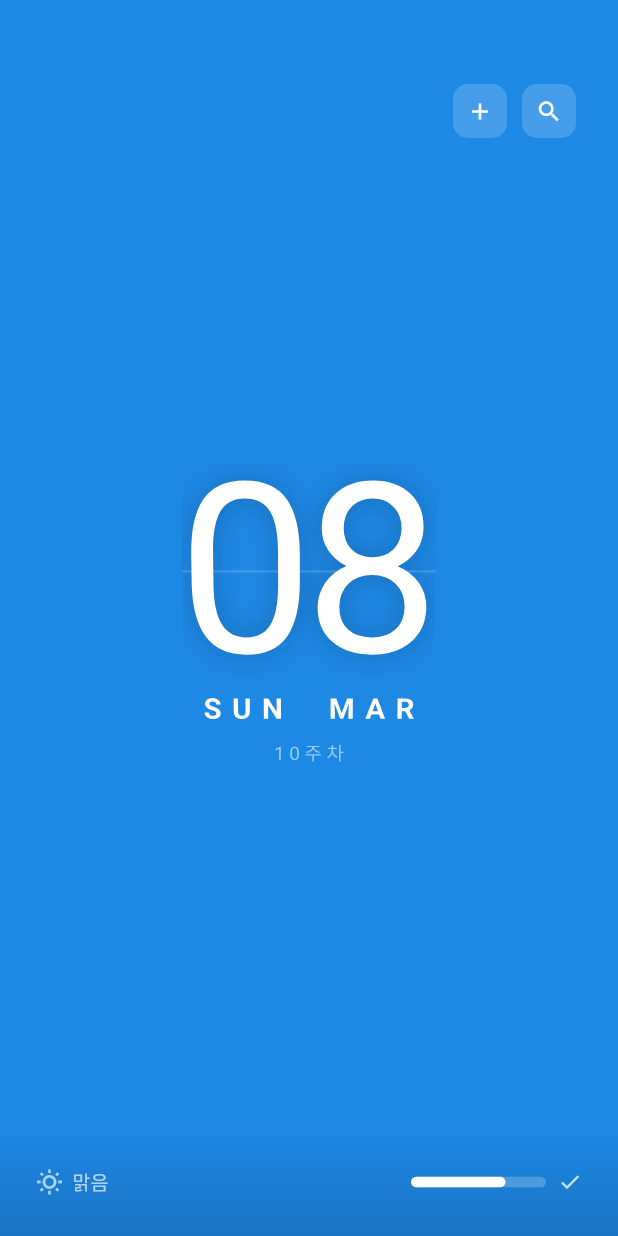
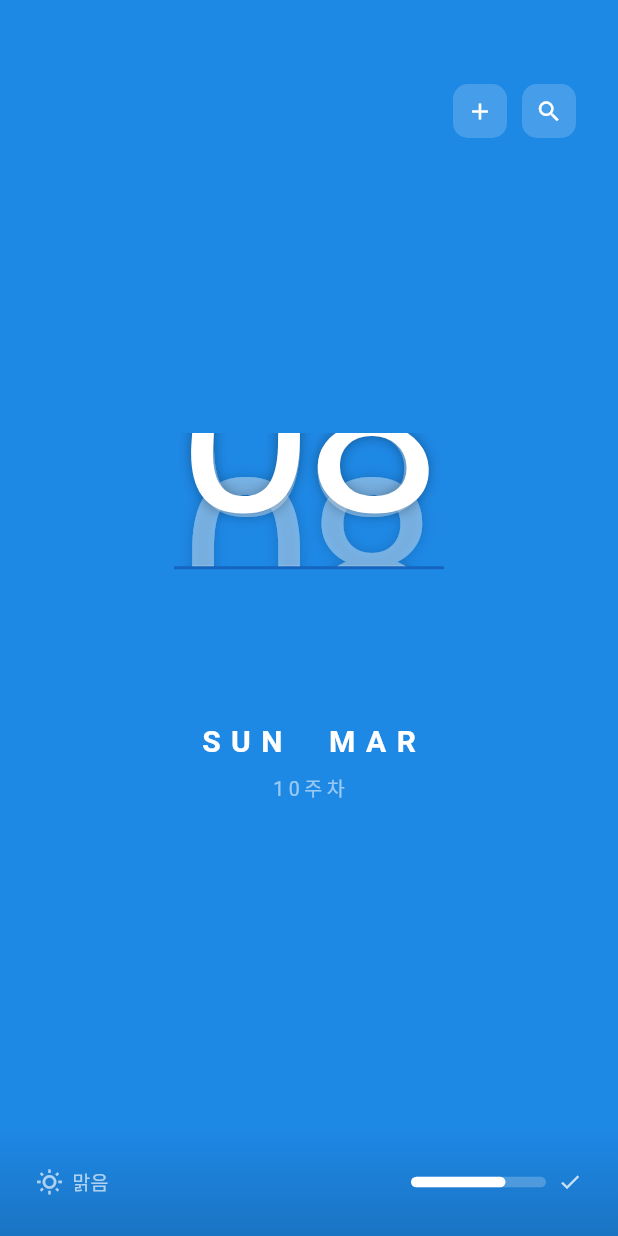
Before and after one commit to mini-05/simple_calendar, a Flutter app: the first screen one second after launch, on a phone screen of 412 x 824 dp. Run offline on Flutter 3.47's test engine with Material 3 defaults, Android fonts, the light colour scheme and no system bars; our stand-ins replace file_picker, flutter_local_notifications, flutter_riverpod, flutter_secure_storage, flutter_timezone, freezed_annotation and 5 more; missing offline and left inert: home_widget, lunar, screen_protector; Roboto replaces fonts that are missing (BebasNeue, CourierPrime).

Commit message:
v4.5.0_test(1)

```diff
--- a/lib/ui/splash_screen.dart
+++ b/lib/ui/splash_screen.dart
@@ -1,8 +1,7 @@
-// v4.4.2
-// gemini_splash_screen.dart
+// v4.5.0
 // lib/ui/splash_screen.dart
 // ignore_for_file: curly_braces_in_flow_control_structures
-// [v4.4.0] 앱 스플래시 화면 4종 애니메이션 완벽 구현 (Claude 리뷰 반영 픽스)
+// [v4.5.0] FlipSplash 리얼 플립 시계 애니메이션 적용 완료
 
 import 'dart:math' as math;
 import 'dart:ui' as ui;
@@ -11,7 +10,6 @@ import 'package:flutter/material.dart';
 import 'package:flutter_riverpod/flutter_riverpod.dart';
 import '../models/models.dart';
 import '../providers/providers.dart';
-// 💡 미사용 import '../theme/app_theme.dart'; 제거 완료
 import 'calendar_screen.dart';
 
 // ── ISO 8601 주차 계산 ────────────────────────────────────────────
@@ -36,7 +34,7 @@ const _monthLabels = [
   'SEP',
   'OCT',
   'NOV',
-  'DEC'
+  'DEC',
 ];
 String _weekday(DateTime d) => _weekdayLabels[d.weekday - 1];
 String _month(DateTime d) => _monthLabels[d.month - 1];
@@ -63,7 +61,6 @@ class _SplashScreenState extends ConsumerState<SplashScreen> {
     if (showSplash) {
       Future.delayed(_splashDuration, _goToCalendar);
     } else {
-      // [v4.4.2] 스플래시 OFF: 다음 프레임에서 즉시 이동
       WidgetsBinding.instance.addPostFrameCallback((_) => _goToCalendar());
     }
   }
@@ -73,8 +70,8 @@ class _SplashScreenState extends ConsumerState<SplashScreen> {
     Navigator.of(context).pushReplacement(
       PageRouteBuilder(
         pageBuilder: (_, __, ___) => const CalendarScreen(),
-        transitionsBuilder: (_, anim, __, child) =>
-            FadeTransition(opacity: anim, child: child),
+        transitionsBuilder:
+            (_, anim, __, child) => FadeTransition(opacity: anim, child: child),
         transitionDuration: const Duration(milliseconds: 500),
       ),
     );
@@ -96,7 +93,7 @@ class _SplashScreenState extends ConsumerState<SplashScreen> {
 }
 
 // ════════════════════════════════════════════════════════════════
-// A · FlipSplash — 플립 시계 스타일
+// A · FlipSplash — 플립 시계 스타일 (리얼 플립 애니메이션 적용)
 // ════════════════════════════════════════════════════════════════
 
 class FlipSplash extends StatefulWidget {
@@ -116,9 +113,10 @@ class _FlipSplashState extends State<FlipSplash>
     super.initState();
     _ctrl = AnimationController(
       vsync: this,
-      duration: const Duration(milliseconds: 800),
-    )..repeat(reverse: true);
-    _flip = CurvedAnimation(parent: _ctrl, curve: Curves.easeInOutBack);
+      duration: const Duration(milliseconds: 1200),
+    );
+    _flip = CurvedAnimation(parent: _ctrl, curve: Curves.bounceOut);
+    _ctrl.forward();
   }
 
   @override
@@ -134,71 +132,28 @@ class _FlipSplashState extends State<FlipSplash>
 
     return Scaffold(
       backgroundColor: bg,
-      body: Stack(children: [
+      body: Stack(
+        children: [
           Positioned(
             top: 56,
             right: 28,
-          child: Row(children: [
+            child: Row(
+              children: [
                 _iconBtn(Icons.add),
                 const SizedBox(width: 10),
                 _iconBtn(Icons.search),
-          ]),
+              ],
+            ),
           ),
           Center(
-          child: AnimatedBuilder(
-            animation: _flip,
-            builder: (_, __) => Transform(
-              alignment: Alignment.center,
-              transform: Matrix4.identity()
-                ..setEntry(3, 2, 0.001)
-                ..rotateX((_flip.value - 0.5) * 0.4),
-              child: _dateColumn(now),
-            ),
-          ),
-        ),
-        Positioned(
-          bottom: 0,
-          left: 0,
-          right: 0,
-          child: _bottomBar(),
-        ),
-      ]),
-    );
-  }
-
-  Widget _iconBtn(IconData icon) => Container(
-        width: 36,
-        height: 36,
-        decoration: BoxDecoration(
-          color: Colors.white.withValues(alpha: .18),
-          borderRadius: BorderRadius.circular(10),
-        ),
-        child: Icon(icon, color: Colors.white, size: 18),
-      );
-
-  Widget _dateColumn(DateTime now) => Column(
+            child: Column(
               mainAxisSize: MainAxisSize.min,
               children: [
-          Stack(alignment: Alignment.center, children: [
-            Text(
-              now.day.toString().padLeft(2, '0'),
-              style: const TextStyle(
-                fontFamily: 'BebasNeue',
-                fontSize: 160,
-                color: Colors.white,
-                height: .9,
-                letterSpacing: -6,
-                shadows: [Shadow(blurRadius: 24, color: Color(0x33000000))],
+                _RealFlipClock(
+                  digit: now.day.toString().padLeft(2, '0'),
+                  animation: _flip,
                 ),
-            ),
-            Positioned(
-              left: -20,
-              right: -20,
-              child: Container(
-                  height: 1.5, color: Colors.white.withValues(alpha: .15)),
-            ),
-          ]),
-          const SizedBox(height: 8),
+                const SizedBox(height: 12),
                 Text(
                   '${_weekday(now)}  ${_month(now)}',
                   style: const TextStyle(
@@ -220,6 +175,22 @@ class _FlipSplashState extends State<FlipSplash>
                   ),
                 ),
               ],
+            ),
+          ),
+          Positioned(bottom: 0, left: 0, right: 0, child: _bottomBar()),
+        ],
+      ),
+    );
+  }
+
+  Widget _iconBtn(IconData icon) => Container(
+    width: 36,
+    height: 36,
+    decoration: BoxDecoration(
+      color: Colors.white.withValues(alpha: .18),
+      borderRadius: BorderRadius.circular(10),
+    ),
+    child: Icon(icon, color: Colors.white, size: 18),
   );
 
   Widget _bottomBar() => Container(
@@ -235,38 +206,152 @@ class _FlipSplashState extends State<FlipSplash>
     child: Row(
       mainAxisAlignment: MainAxisAlignment.spaceBetween,
       children: [
-            Row(children: [
-              Icon(Icons.wb_sunny_outlined,
-                  color: Colors.white.withValues(alpha: .65), size: 18),
+        Row(
+          children: [
+            Icon(
+              Icons.wb_sunny_outlined,
+              color: Colors.white.withValues(alpha: .65),
+              size: 18,
+            ),
             const SizedBox(width: 6),
-              Text('맑음',
+            Text(
+              '맑음',
               style: TextStyle(
                 color: Colors.white.withValues(alpha: .65),
-                      fontSize: 13)),
-            ]),
-            Row(children: [
+                fontSize: 13,
+              ),
+            ),
+          ],
+        ),
+        Row(
+          children: [
             Container(
               width: 90,
               height: 7,
               decoration: BoxDecoration(
                 color: Colors.white.withValues(alpha: .22),
-                    borderRadius: BorderRadius.circular(4)),
+                borderRadius: BorderRadius.circular(4),
+              ),
               child: FractionallySizedBox(
                 alignment: Alignment.centerLeft,
                 widthFactor: .7,
                 child: Container(
                   decoration: BoxDecoration(
                     color: Colors.white,
-                          borderRadius: BorderRadius.circular(4))),
+                    borderRadius: BorderRadius.circular(4),
+                  ),
+                ),
               ),
             ),
             const SizedBox(width: 8),
-              Icon(Icons.check,
-                  color: Colors.white.withValues(alpha: .75), size: 16),
-            ]),
+            Icon(
+              Icons.check,
+              color: Colors.white.withValues(alpha: .75),
+              size: 16,
+            ),
+          ],
+        ),
       ],
     ),
   );
+}
+
+class _RealFlipClock extends StatelessWidget {
+  final String digit;
+  final Animation<double> animation;
+
+  const _RealFlipClock({required this.digit, required this.animation});
+
+  @override
+  Widget build(BuildContext context) {
+    return AnimatedBuilder(
+      animation: animation,
+      builder: (context, child) {
+        final val = animation.value;
+        final upperFold = (val < 0.5) ? val * 2 : 1.0;
+        final lowerFold = (val > 0.5) ? (1.0 - val) * 2 : 1.0;
+
+        return SizedBox(
+          width: 180,
+          height: 180,
+          child: Stack(
+            children: [
+              _buildHalfDigit(digit, isTop: true, isBackground: true),
+              _buildHalfDigit(digit, isTop: false, isBackground: true),
+
+              if (val <= 0.5)
+                Transform(
+                  alignment: Alignment.bottomCenter,
+                  transform:
+                      Matrix4.identity()
+                        ..setEntry(3, 2, 0.002)
+                        ..rotateX(math.pi / 2 * upperFold),
+                  child: _buildHalfDigit(digit, isTop: true),
+                ),
+
+              if (val > 0.5)
+                Transform(
+                  alignment: Alignment.topCenter,
+                  transform:
+                      Matrix4.identity()
+                        ..setEntry(3, 2, 0.002)
+                        ..rotateX(-math.pi / 2 * lowerFold),
+                  child: _buildHalfDigit(digit, isTop: false),
+                ),
+
+              Align(
+                alignment: Alignment.center,
+                child: Container(
+                  height: 2,
+                  width: double.infinity,
+                  color: const Color(0xFF1565C0),
+                ),
+              ),
+            ],
+          ),
+        );
+      },
+    );
+  }
+
+  Widget _buildHalfDigit(
+    String text, {
+    required bool isTop,
+    bool isBackground = false,
+  }) {
+    return ClipRect(
+      child: Align(
+        alignment: isTop ? Alignment.topCenter : Alignment.bottomCenter,
+        heightFactor: 0.5,
+        child: Container(
+          width: 180,
+          height: 180,
+          alignment: Alignment.center,
+          decoration: BoxDecoration(
+            color:
+                isBackground
+                    ? Colors.transparent
+                    : const Color(0xFF1E88E5).withValues(alpha: 0.2),
+            borderRadius: BorderRadius.circular(16),
+          ),
+          child: Text(
+            text,
+            style: TextStyle(
+              fontFamily: 'BebasNeue',
+              fontSize: 160,
+              color:
+                  isBackground
+                      ? Colors.white.withValues(alpha: 0.5)
+                      : Colors.white,
+              height: 1.0,
+              letterSpacing: -6,
+              shadows: const [Shadow(blurRadius: 10, color: Color(0x33000000))],
+            ),
+          ),
+        ),
+      ),
+    );
+  }
 }
 
 // ════════════════════════════════════════════════════════════════
@@ -312,7 +397,8 @@ class _CircleSplashState extends State<CircleSplash>
 
     return Scaffold(
       backgroundColor: const Color(0xFF020208),
-      body: Stack(children: [
+      body: Stack(
+        children: [
           ImageFiltered(
             imageFilter: _noBlurOnWeb(),
             child: AnimatedBuilder(
@@ -338,7 +424,9 @@ class _CircleSplashState extends State<CircleSplash>
                   color: Colors.white.withValues(alpha: .08),
                   borderRadius: BorderRadius.circular(40),
                   border: Border.all(
-                    color: Colors.white.withValues(alpha: .18), width: 1),
+                    color: Colors.white.withValues(alpha: .18),
+                    width: 1,
+                  ),
                 ),
               ),
             ),
@@ -350,7 +438,8 @@ class _CircleSplashState extends State<CircleSplash>
               child: _dateColumn(now),
             ),
           ),
-      ]),
+        ],
+      ),
     );
   }
 
@@ -405,35 +494,40 @@ class _LiquidGradientPainter extends CustomPainter {
         .28 + .1 * math.cos(t * math.pi * 2.3),
         const Color(0xFFFF0080),
         .85,
-          size.width * .38),
+        size.width * .38,
+      ),
       _node(
         size,
         .72 - .1 * math.cos(t * math.pi * 1.7),
         .62 + .12 * math.sin(t * math.pi * 1.5),
         const Color(0xFF00C8FF),
         .85,
-          size.width * .45),
+        size.width * .45,
+      ),
       _node(
         size,
         .42 + .08 * math.sin(t * math.pi * 2.8),
         .78 - .1 * math.cos(t * math.pi * 2.1),
         const Color(0xFF6400FF),
         .85,
-          size.width * .38),
+        size.width * .38,
+      ),
       _node(
         size,
         .78 - .09 * math.cos(t * math.pi * 1.9),
         .22 + .08 * math.sin(t * math.pi * 2.5),
         const Color(0xFFFFC800),
         .55,
-          size.width * .30),
+        size.width * .30,
+      ),
       _node(
         size,
         .55 + .06 * math.sin(t * math.pi * 3.1),
         .50 - .07 * math.cos(t * math.pi * 2.7),
         const Color(0xFF00FF96),
         .4,
-          size.width * .28),
+        size.width * .28,
+      ),
     ];
 
     for (final n in nodes) {
@@ -442,13 +536,20 @@ class _LiquidGradientPainter extends CustomPainter {
   }
 
   (Offset, double, Shader) _node(
-      Size s, double fx, double fy, Color c, double opacity, double radius) {
+    Size s,
+    double fx,
+    double fy,
+    Color c,
+    double opacity,
+    double radius,
+  ) {
     final center = Offset(s.width * fx, s.height * fy);
     return (
       center,
       radius,
-      RadialGradient(colors: [c.withValues(alpha: opacity), Colors.transparent])
-          .createShader(Rect.fromCircle(center: center, radius: radius)),
+      RadialGradient(
+        colors: [c.withValues(alpha: opacity), Colors.transparent],
+      ).createShader(Rect.fromCircle(center: center, radius: radius)),
     );
   }
 
@@ -480,11 +581,14 @@ class _ClassicSplashState extends State<ClassicSplash>
   @override
   void initState() {
     super.initState();
-    _ctrls = _specs
-        .map((s) => AnimationController(
+    _ctrls =
+        _specs
+            .map(
+              (s) => AnimationController(
                 vsync: this,
                 duration: Duration(milliseconds: s.$1),
-            )..repeat())
+              )..repeat(),
+            )
             .toList();
   }
 
@@ -511,14 +615,16 @@ class _ClassicSplashState extends State<ClassicSplash>
 
     return Scaffold(
       backgroundColor: const Color(0xFF0E0F1A),
-      body: Stack(children: [
+      body: Stack(
+        children: [
           ...List.generate(4, (i) {
             final (dia, color, stroke) = ringDefs[i];
             final reverse = _specs[i].$2;
             return AnimatedBuilder(
               animation: _ctrls[i],
               builder: (_, __) {
-              final angle = (reverse ? -1 : 1) * _ctrls[i].value * 2 * math.pi;
+                final angle =
+                    (reverse ? -1 : 1) * _ctrls[i].value * 2 * math.pi;
                 return Positioned(
                   left: cx - dia / 2,
                   top: cy - dia / 2,
@@ -526,7 +632,8 @@ class _ClassicSplashState extends State<ClassicSplash>
                     angle: angle,
                     child: CustomPaint(
                       size: Size(dia, dia),
-                      painter: _ArcPainter(color, stroke)),
+                      painter: _ArcPainter(color, stroke),
+                    ),
                   ),
                 );
               },
@@ -538,20 +645,24 @@ class _ClassicSplashState extends State<ClassicSplash>
               child: BackdropFilter(
                 filter: ui.ImageFilter.blur(sigmaX: 8, sigmaY: 8),
                 child: Container(
-                padding:
-                    const EdgeInsets.symmetric(horizontal: 52, vertical: 28),
+                  padding: const EdgeInsets.symmetric(
+                    horizontal: 52,
+                    vertical: 28,
+                  ),
                   decoration: BoxDecoration(
                     color: Colors.black.withValues(alpha: .55),
                     borderRadius: BorderRadius.circular(24),
-                  border:
-                      Border.all(color: Colors.white.withValues(alpha: .08)),
+                    border: Border.all(
+                      color: Colors.white.withValues(alpha: .08),
+                    ),
                   ),
                   child: _dateColumn(now),
                 ),
               ),
             ),
           ),
-      ]),
+        ],
+      ),
     );
   }
 
@@ -668,15 +779,18 @@ class _AstronomicalSplashState extends State<AstronomicalSplash>
       AnimationController(vsync: this, duration: const Duration(seconds: 22))
         ..repeat(),
     ];
-    _nebCtrl =
-        AnimationController(vsync: this, duration: const Duration(seconds: 14))
-          ..repeat(reverse: true);
+    _nebCtrl = AnimationController(
+      vsync: this,
+      duration: const Duration(seconds: 14),
+    )..repeat(reverse: true);
     _pulseCtrl = AnimationController(
-        vsync: this, duration: const Duration(milliseconds: 3500))
-      ..repeat(reverse: true);
-    _starCtrl =
-        AnimationController(vsync: this, duration: const Duration(seconds: 3))
-          ..repeat();
+      vsync: this,
+      duration: const Duration(milliseconds: 3500),
+    )..repeat(reverse: true);
+    _starCtrl = AnimationController(
+      vsync: this,
+      duration: const Duration(seconds: 3),
+    )..repeat();
   }
 
   @override
@@ -700,22 +814,29 @@ class _AstronomicalSplashState extends State<AstronomicalSplash>
     const ringColors = [
       Color(0xFFFA233B),
       Color(0xFFFFB74D),
-      Color(0xFF2196F3)
+      Color(0xFF2196F3),
     ];
     const ringReverse = [false, true, false];
 
     return Scaffold(
       backgroundColor: const Color(0xFF050510),
-      body: Stack(children: [
+      body: Stack(
+        children: [
           AnimatedBuilder(
             animation: _nebCtrl,
-          builder: (_, __) =>
-              CustomPaint(size: size, painter: _NebulaPainter(_nebCtrl.value)),
+            builder:
+                (_, __) => CustomPaint(
+                  size: size,
+                  painter: _NebulaPainter(_nebCtrl.value),
+                ),
           ),
           AnimatedBuilder(
             animation: _starCtrl,
-          builder: (_, __) => CustomPaint(
-              size: size, painter: _StarsPainter(_stars, _starCtrl.value)),
+            builder:
+                (_, __) => CustomPaint(
+                  size: size,
+                  painter: _StarsPainter(_stars, _starCtrl.value),
+                ),
           ),
           ...List.generate(3, (i) {
             final dia = ringDias[i],
@@ -724,14 +845,17 @@ class _AstronomicalSplashState extends State<AstronomicalSplash>
             return AnimatedBuilder(
               animation: _rings[i],
               builder: (_, __) {
-              final angle = (reverse ? -1 : 1) * _rings[i].value * 2 * math.pi;
+                final angle =
+                    (reverse ? -1 : 1) * _rings[i].value * 2 * math.pi;
                 return Positioned(
                   left: cx - dia / 2,
                   top: cy - dia / 2,
                   child: Transform.rotate(
                     angle: angle,
                     child: CustomPaint(
-                      size: Size(dia, dia), painter: _GlowRingPainter(color)),
+                      size: Size(dia, dia),
+                      painter: _GlowRingPainter(color),
+                    ),
                   ),
                 );
               },
@@ -744,7 +868,8 @@ class _AstronomicalSplashState extends State<AstronomicalSplash>
               child: _dateColumn(now),
             ),
           ),
-      ]),
+        ],
+      ),
     );
   }
 
@@ -761,7 +886,7 @@ class _AstronomicalSplashState extends State<AstronomicalSplash>
           letterSpacing: -4,
           shadows: [
             Shadow(blurRadius: 40, color: Color(0x99FA233B)),
-                Shadow(blurRadius: 10, color: Color(0x44FA233B))
+            Shadow(blurRadius: 10, color: Color(0x44FA233B)),
           ],
         ),
       ),
@@ -777,7 +902,8 @@ class _AstronomicalSplashState extends State<AstronomicalSplash>
           shadows: [
             Shadow(
               blurRadius: 8,
-                    color: const Color(0xFFFA233B).withValues(alpha: .3))
+              color: const Color(0xFFFA233B).withValues(alpha: .3),
+            ),
           ],
         ),
       ),
@@ -803,13 +929,17 @@ class _NebulaPainter extends CustomPainter {
   void paint(Canvas canvas, Size size) {
     void ellipse(double fx, double fy, double rx, double ry, Color c) {
       final center = Offset(size.width * fx, size.height * fy);
-      final rect =
-          Rect.fromCenter(center: center, width: rx * 2, height: ry * 2);
+      final rect = Rect.fromCenter(
+        center: center,
+        width: rx * 2,
+        height: ry * 2,
+      );
       canvas.drawOval(
         rect,
         Paint()
-          ..shader = RadialGradient(colors: [c, Colors.transparent])
-              .createShader(rect),
+          ..shader = RadialGradient(
+            colors: [c, Colors.transparent],
+          ).createShader(rect),
       );
     }
 
@@ -819,12 +949,27 @@ class _NebulaPainter extends CustomPainter {
     canvas.scale(scale);
     canvas.translate(-size.width / 2, -size.height / 2);
 
-    ellipse(.30, .25, size.width * .55, size.height * .5,
-        const Color(0xFFFA233B).withValues(alpha: .13));
-    ellipse(.70, .70, size.width * .55, size.height * .5,
-        const Color(0xFF2196F3).withValues(alpha: .10));
-    ellipse(.50, .50, size.width * .5, size.height * .5,
-        const Color(0xFFFFB74D).withValues(alpha: .07));
+    ellipse(
+      .30,
+      .25,
+      size.width * .55,
+      size.height * .5,
+      const Color(0xFFFA233B).withValues(alpha: .13),
+    );
+    ellipse(
+      .70,
+      .70,
+      size.width * .55,
+      size.height * .5,
+      const Color(0xFF2196F3).withValues(alpha: .10),
+    );
+    ellipse(
+      .50,
+      .50,
+      size.width * .5,
+      size.height * .5,
+      const Color(0xFFFFB74D).withValues(alpha: .07),
+    );
     canvas.restore();
   }
 
@@ -870,14 +1015,14 @@ class _GlowRingPainter extends CustomPainter {
 
 class _StarData {
   final double x, y, size, phaseOffset;
-  _StarData(
-      {required this.x,
+  _StarData({
+    required this.x,
     required this.y,
     required this.size,
-      required this.phaseOffset});
+    required this.phaseOffset,
+  });
 }
 
-// 💡 [버그수정 1] Claude가 누락시켰던 별 그리기 화가(Painter)를 최상위 레벨에 완벽하게 선언
 class _StarsPainter extends CustomPainter {
   final List<_StarData> stars;
   final double t;
@@ -890,7 +1035,6 @@ class _StarsPainter extends CustomPainter {
     for (final star in stars) {
       final cx = star.x * size.width;
       final cy = star.y * size.height;
-      // phase: 0.0 ~ 1.0 사이를 반복하며 반짝임 효과
       final phase = (t + star.phaseOffset) % 1.0;
       final opacity = 0.08 + 0.92 * math.sin(phase * math.pi);
       final scale = 0.8 + 0.5 * math.sin(phase * math.pi);
@@ -913,8 +1057,11 @@ class _GlowPulse extends StatelessWidget {
   final Color color;
   final AnimationController ctrl;
 
-  const _GlowPulse(
-      {required this.child, required this.color, required this.ctrl});
+  const _GlowPulse({
+    required this.child,
+    required this.color,
+    required this.ctrl,
+  });
 
   @override
   Widget build(BuildContext context) => AnimatedBuilder(
@@ -939,7 +1086,7 @@ class _GlowPulse extends StatelessWidget {
   );
 }
 
-// 💡 [버그수정 4] 실제 kIsWeb 환경을 검사하여 웹에서만 블러를 최소화하도록 수정 완료!
-ui.ImageFilter _noBlurOnWeb() => kIsWeb
+ui.ImageFilter _noBlurOnWeb() =>
+    kIsWeb
         ? ui.ImageFilter.blur(sigmaX: 0.1, sigmaY: 0.1)
         : ui.ImageFilter.blur(sigmaX: 20, sigmaY: 20);
```
Lines whose indentation alone changed are shown as unchanged.
